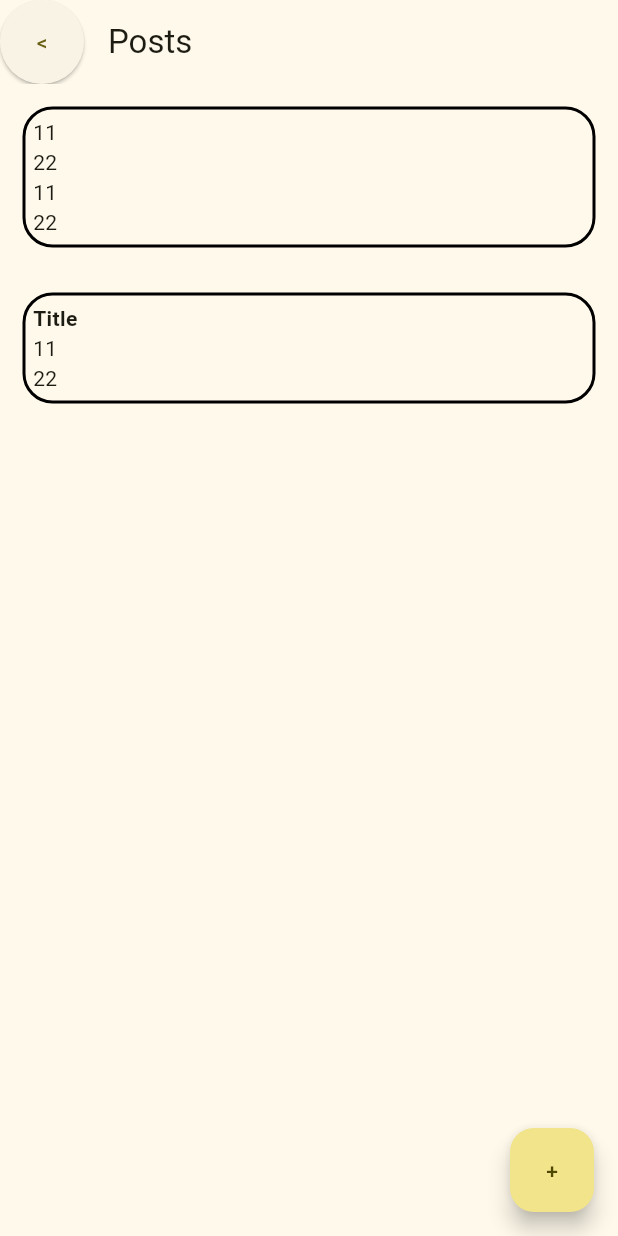
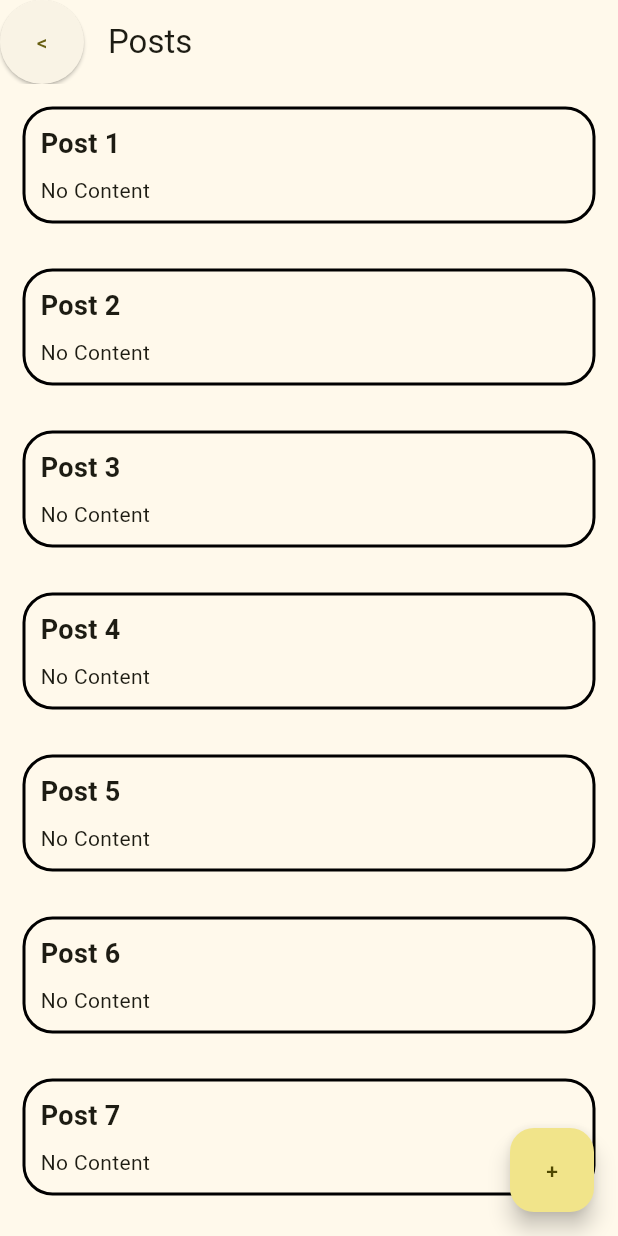
Before and after one commit to shr-gitt/Tourism-Centric-Social-Networking-App, a Flutter app: the screen it shows after launch, after a tap on "Sign In", on a phone screen of 412 x 824 dp. Run offline on Flutter 3.47's test engine with Material 3 defaults, Android fonts, the phone set to English and light mode, and no system bars.

Commit message:
Added a demo scrollable feed

```diff
--- /dev/null
+++ b/frontend/lib/data/posts_data.dart
@@ -0,0 +1,16 @@
+List<Map<String, String>> postList = [
+  {'title': 'Post 1', 'body': 'This is post 1'},
+  {'title': 'Post 2', 'body': 'This is post 2'},
+  {'title': 'Post 3', 'body': 'This is post 1'},
+  {'title': 'Post 4', 'body': 'This is post 2'},
+  {'title': 'Post 5', 'body': 'This is post 1'},
+  {'title': 'Post 6', 'body': 'This is post 2'},
+  {'title': 'Post 7', 'body': 'This is post 1'},
+  {'title': 'Post 8', 'body': 'This is post 2'},
+  {'title': 'Post 9', 'body': 'This is post 1'},
+  {'title': 'Post 10', 'body': 'This is post 2'},
+  {'title': 'Post 11', 'body': 'This is post 1'},
+  {'title': 'Post 12', 'body': 'This is post 2'},
+  {'title': 'Post 13', 'body': 'This is post 1'},
+  {'title': 'Post 14', 'body': 'This is post 2'},
+];
--- a/frontend/lib/main.dart
+++ b/frontend/lib/main.dart
@@ -47,7 +47,7 @@ class _MyHomePageState extends State<MyHomePage> {
               onPressed: () {
                 Navigator.push(
                   context,
-                  MaterialPageRoute(builder: (context) => posts()),
+                  MaterialPageRoute(builder: (context) => Posts()),
                 );
               },
             ),
--- a/frontend/lib/pages/posts.dart
+++ b/frontend/lib/pages/posts.dart
@@ -1,8 +1,37 @@
 import 'package:flutter/material.dart';
 import 'package:frontend/pages/createpost.dart';
+import 'package:frontend/data/posts_data.dart';
 
-class posts extends StatelessWidget {
-  const posts({super.key});
+class Posts extends StatefulWidget {
+  const Posts({super.key});
+
+  @override
+  State<Posts> createState() => _PostsState();
+}
+
+class _PostsState extends State<Posts> {
+  // Method to build each post container
+  Widget buildPost(post) {
+    return Container(
+      margin: EdgeInsets.all(15),
+      padding: EdgeInsets.all(10),
+      decoration: BoxDecoration(
+        border: Border.all(width: 2),
+        borderRadius: BorderRadius.circular(20),
+      ),
+      child: Column(
+        crossAxisAlignment: CrossAxisAlignment.start,
+        children: [
+          Text(
+            post['title'] ?? 'No Title',
+            style: TextStyle(fontWeight: FontWeight.bold, fontSize: 18),
+          ),
+          SizedBox(height: 8),
+          Text(post['content'] ?? 'No Content'),
+        ],
+      ),
+    );
+  }
 
   @override
   Widget build(BuildContext context) {
@@ -16,59 +45,9 @@ class posts extends StatelessWidget {
           },
         ),
       ),
-      body: Column(
-        children: [
-          Container(
-            margin:EdgeInsets.all(15),
-            padding:EdgeInsets.fromLTRB(5, 5, 5, 5),
-            decoration: BoxDecoration(
-              // styling container
-              border: Border.all(width: 2),
-              borderRadius: BorderRadius.circular(20),
-            ),
-            child: Column(
-              children: [
-                Row(
-                  children: [
-                    Column(children: [Text('1'), Text('2')]),
-                    Column(children: [Text('1'), Text('2')]),
-                  ],
-                ),
-                Row(
-                  children: [
-                    Column(children: [Text('1'), Text('2')]),
-                    Column(children: [Text('1'), Text('2')]),
-                  ],
-                ),
-              ],
-            ),
-          ),
-          Container(
-            margin: EdgeInsets.all(15),
-            padding: EdgeInsets.fromLTRB(5, 5, 5, 5),
-            decoration: BoxDecoration(
-              // styling container
-              border: Border.all(width: 2),
-              borderRadius: BorderRadius.circular(20)
-            ),
-            child: Column(
-              children: [
-                Row(
-                  children: [
-                    SizedBox(height: 20),
-                    Column(children: ([Text('Title',style: TextStyle(fontWeight: FontWeight.bold),)])),
-                  ],
-                ),
-                Row(
-                  children: [
-                    Column(children: [Text('1'), Text('2')]),
-                    Column(children: [Text('1'), Text('2')]),
-                  ],
-                ),
-              ],
-            ),
-          ),
-        ],
+      body: ListView.builder(
+        itemCount: postList.length,
+        itemBuilder: (context, index) => buildPost(postList[index]),
       ),
       floatingActionButton: FloatingActionButton(
         child: Text('+'),
```
Also changed, not shown: 3 other files.
